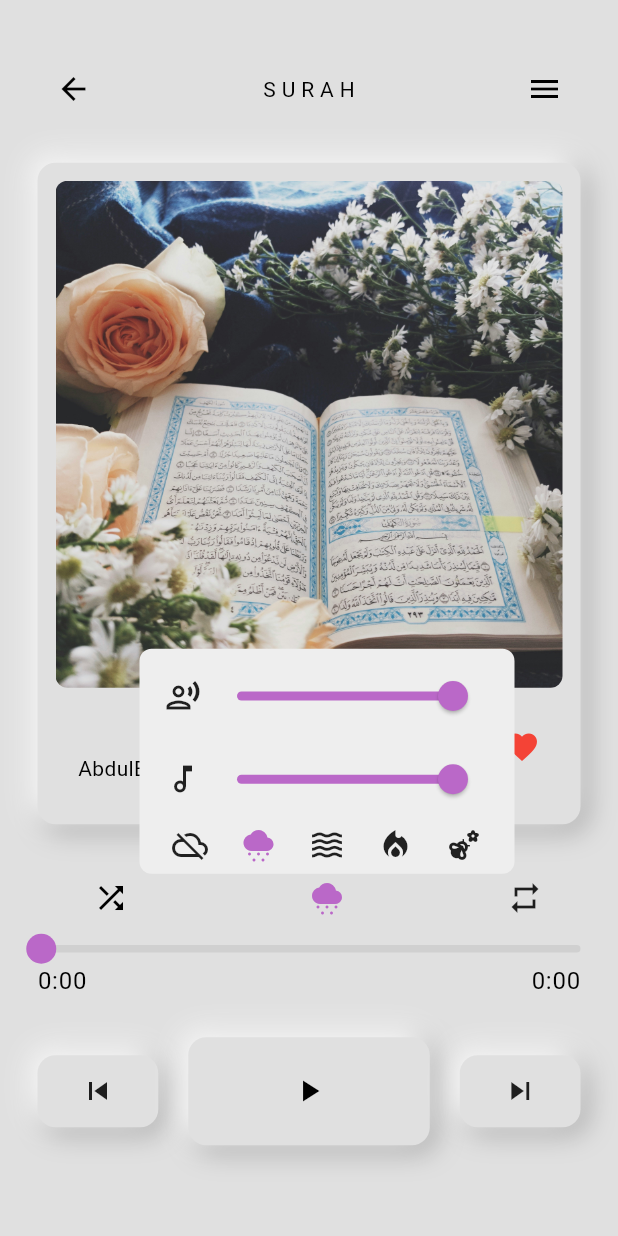
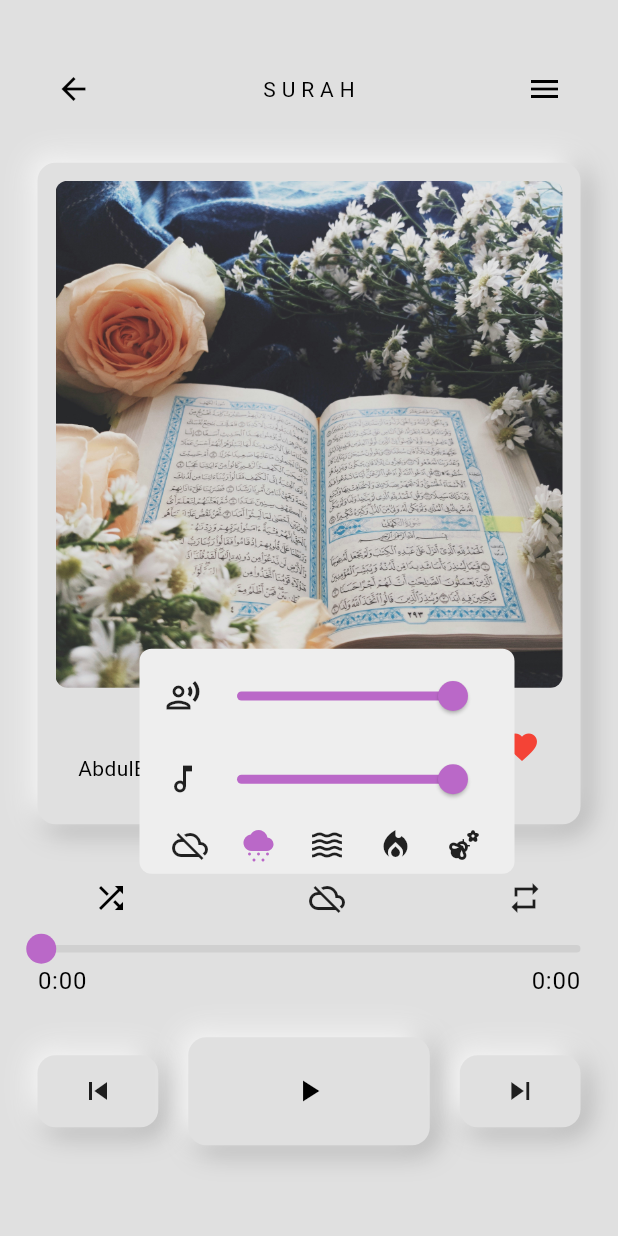
Before and after one commit to aksoyalpi/Quranify-App, a Flutter app: the SurahPage screen opened directly, after a tap on the "cloud off" icon, after a tap on the "cloudy snowing" icon, on a phone screen of 412 x 824 dp. Run offline on Flutter 3.47's test engine with Material 3 defaults, Android fonts, the phone set to English and light mode, and no system bars; drawn by our look-alikes of audio_video_progress_bar; our stand-ins replace audio_service, audioplayers, font_awesome_flutter, get_it, just_audio; missing offline and left inert: dart:ffi; network calls fail; statements that could not run were skipped.

Commit message:
it is now again possible to choose a nature sound and adjust the volume

```diff
--- a/lib/components/sound_icon.dart
+++ b/lib/components/sound_icon.dart
@@ -1,3 +1,5 @@
+import 'dart:ffi';
+
 import 'package:flutter/material.dart';
 import 'package:provider/provider.dart';
 import 'package:quran_fi/models/surahs_provider.dart';
@@ -58,15 +60,16 @@ class _SoundIconState extends State<SoundIcon>
             decoration: BoxDecoration(
                 borderRadius: BorderRadius.circular(8),
                 color: Theme.of(context).colorScheme.secondary),
-            child: Consumer<SurahsProvider>(
-              builder: (context, value, child) => Column(
+            child: ValueListenableBuilder(
+              valueListenable: pageManager.currentSoundIndex,
+              builder: (_, soundIndex, __) => Column(
                 mainAxisAlignment: MainAxisAlignment.spaceEvenly,
                 children: [
                   // Slider for quran volume
                   Row(
                     mainAxisAlignment: MainAxisAlignment.center,
                     children: [
-                      Icon(value.quranVolume != 0
+                      Icon(pageManager.quranVolume.value != 0
                           ? Icons.record_voice_over_outlined
                           : Icons.voice_over_off_outlined),
                       ValueListenableBuilder(
@@ -76,7 +79,6 @@ class _SoundIconState extends State<SoundIcon>
                                     Theme.of(context).colorScheme.onPrimary,
                                 value: quranVolume,
                                 onChanged: (volume) {
-                                  print(quranVolume);
                                   pageManager.setQuranVolume(volume);
                                 },
                               )),
@@ -87,16 +89,19 @@ class _SoundIconState extends State<SoundIcon>
                   Row(
                     mainAxisAlignment: MainAxisAlignment.center,
                     children: [
-                      Icon(value.soundOn
+                      Icon(soundIndex != 0
                           ? Icons.music_note_outlined
                           : Icons.music_off_outlined),
-                      Slider(
-                        activeColor: value.soundOn
-                            ? Theme.of(context).colorScheme.onPrimary
-                            : Theme.of(context).colorScheme.primary,
-                        value: value.soundVolume,
-                        onChanged: (volume) => value.soundVolume = volume,
-                      ),
+                      ValueListenableBuilder(
+                          valueListenable: pageManager.soundVolume,
+                          builder: (_, soundVolume, __) => Slider(
+                                activeColor: soundIndex != 0
+                                    ? Theme.of(context).colorScheme.onPrimary
+                                    : Theme.of(context).colorScheme.primary,
+                                value: soundIndex == 0 ? 0 : soundVolume,
+                                onChanged: (volume) =>
+                                    pageManager.setSoundVolume(volume),
+                              )),
                     ],
                   ),
 
@@ -104,19 +109,19 @@ class _SoundIconState extends State<SoundIcon>
                   Row(
                     mainAxisAlignment: MainAxisAlignment.spaceEvenly,
                     children: List.generate(
-                      value.soundIconDatas.length,
+                      pageManager.sounds.length,
                       (index) => GestureDetector(
                           onTap: () {
                             //setState(() {
                             //  _isExpanded = false;
                             //});
-                            value.soundIndex = index;
+                            pageManager.setSoundIndex(index);
                             //_overlayEntry?.remove();
                             //_overlayEntry = null;
                           },
                           child: Icon(
-                            value.soundIconDatas[index],
-                            color: index == value.soundIndex
+                            pageManager.sounds.values.elementAt(index),
+                            color: index == soundIndex
                                 ? Theme.of(context).colorScheme.onPrimary
                                 : null,
                           )),
--- a/lib/page_manager.dart
+++ b/lib/page_manager.dart
@@ -4,6 +4,7 @@ import 'package:quran_fi/consts/recitations.dart';
 import 'package:quran_fi/consts/surahs.dart';
 import 'package:quran_fi/models/recitator.dart';
 import 'package:quran_fi/models/surah.dart';
+import 'package:quran_fi/notifiers/sound_icon_notifier.dart';
 import 'package:quran_fi/services/api.dart';
 import 'package:quran_fi/services/playlist_repository.dart';
 import 'notifiers/play_button_notifier.dart';
@@ -26,6 +27,7 @@ class PageManager {
       ValueNotifier<Recitator>(Recitator.fromJson(recitations[0]));
   final currentSoundIndex = ValueNotifier<int>(0);
   final quranVolume = ValueNotifier<double>(1);
+  final soundVolume = ValueNotifier<double>(1);
 
   // all surahs
   final List<Surah> _surahs = List.generate(
@@ -43,6 +45,8 @@ class PageManager {
     "fire": Icons.local_fire_department,
     "birds": Icons.emoji_nature
   };
+
+  Map<String, IconData> get sounds => _sounds;
 
   void changeRecitator(int id) async {
     currentRecitator.value = _recitators.firstWhere(
@@ -71,16 +75,20 @@ class PageManager {
     play();
   }
 
-// TODO
-  set soundIndex(int index) {
+  void setSoundIndex(int index) async {
     _soundPlayer.pause();
     currentSoundIndex.value = index;
     _soundPlayer.pause();
     if (currentSoundIndex.value != 0) {
-      _soundPlayer.setAudioSource(AudioSource.file(
-          "audio/${_sounds.keys.elementAt(currentSoundIndex.value)}.mp3"));
+      await _soundPlayer.setAudioSource(AudioSource.asset(
+          "assets/audio/${_sounds.keys.elementAt(currentSoundIndex.value)}.mp3"));
       _soundPlayer.play();
     }
+  }
+
+  void setSoundVolume(double volume) {
+    _soundPlayer.setVolume(volume);
+    soundVolume.value = volume;
   }
 
   void _listenToChangesInPlaylist() {
```
